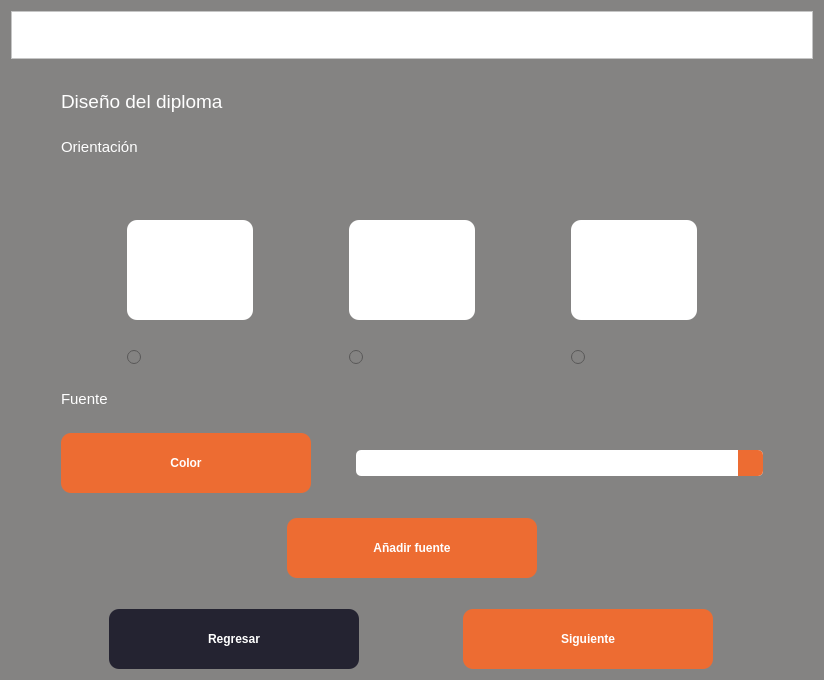
Above: ui/SeleccionTemplate.ui from RicarlOz/DiplomaGenerator before the change. Below: the same form after it.
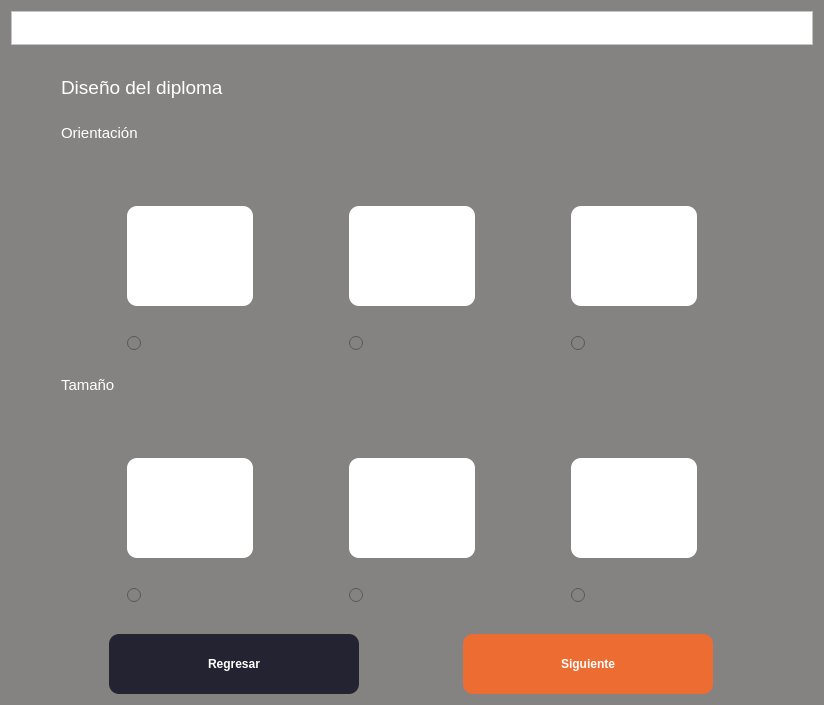
That is the form after the change. Icons and pictures are not drawn.

Commit message: Color, Size, Font para cada Campo (UI)

```diff
--- a/ui/SeleccionTemplate.ui
+++ b/ui/SeleccionTemplate.ui
@@ -148,6 +148,15 @@
        </color>
       </brush>
      </colorrole>
+     <colorrole role="PlaceholderText">
+      <brush brushstyle="NoBrush">
+       <color alpha="128">
+        <red>255</red>
+        <green>255</green>
+        <blue>255</blue>
+       </color>
+      </brush>
+     </colorrole>
     </active>
     <inactive>
      <colorrole role="WindowText">
@@ -285,6 +294,15 @@
        </color>
       </brush>
      </colorrole>
+     <colorrole role="PlaceholderText">
+      <brush brushstyle="NoBrush">
+       <color alpha="128">
+        <red>255</red>
+        <green>255</green>
+        <blue>255</blue>
+       </color>
+      </brush>
+     </colorrole>
     </inactive>
     <disabled>
      <colorrole role="WindowText">
@@ -422,6 +440,15 @@
        </color>
       </brush>
      </colorrole>
+     <colorrole role="PlaceholderText">
+      <brush brushstyle="NoBrush">
+       <color alpha="128">
+        <red>255</red>
+        <green>255</green>
+        <blue>255</blue>
+       </color>
+      </brush>
+     </colorrole>
     </disabled>
    </palette>
   </property>
@@ -750,121 +777,195 @@
           </font>
          </property>
          <property name="text">
-          <string>Fuente</string>
+          <string>Tamaño</string>
          </property>
         </widget>
        </item>
        <item>
-        <layout class="QHBoxLayout" name="horizontalLayout_4">
+        <widget class="QLabel" name="label_8">
+         <property name="maximumSize">
+          <size>
+           <width>700</width>
+           <height>30</height>
+          </size>
+         </property>
+         <property name="frameShape">
+          <enum>QFrame::NoFrame</enum>
+         </property>
+         <property name="text">
+          <string/>
+         </property>
+         <property name="pixmap">
+          <pixmap>../images/sizes.png</pixmap>
+         </property>
+         <property name="scaledContents">
+          <bool>true</bool>
+         </property>
+         <property name="alignment">
+          <set>Qt::AlignCenter</set>
+         </property>
+        </widget>
+       </item>
+       <item>
+        <layout class="QHBoxLayout" name="horizontalLayout_3" stretch="1,1,1">
          <property name="spacing">
-          <number>45</number>
+          <number>30</number>
          </property>
          <item>
-          <widget class="QPushButton" name="btnColor">
-           <property name="sizePolicy">
-            <sizepolicy hsizetype="Maximum" vsizetype="Fixed">
-             <horstretch>0</horstretch>
-             <verstretch>0</verstretch>
-            </sizepolicy>
-           </property>
-           <property name="minimumSize">
-            <size>
-             <width>250</width>
-             <height>60</height>
-            </size>
-           </property>
-           <property name="font">
-            <font>
-             <pointsize>9</pointsize>
-             <weight>75</weight>
-             <bold>true</bold>
-            </font>
-           </property>
-           <property name="styleSheet">
-            <string notr="true">background-color: rgb(237, 108, 50);
+          <layout class="QGridLayout" name="gridLayout_6">
+           <item row="0" column="0">
+            <widget class="QPushButton" name="btnCarta">
+             <property name="minimumSize">
+              <size>
+               <width>126</width>
+               <height>100</height>
+              </size>
+             </property>
+             <property name="maximumSize">
+              <size>
+               <width>126</width>
+               <height>100</height>
+              </size>
+             </property>
+             <property name="cursor">
+              <cursorShape>PointingHandCursor</cursorShape>
+             </property>
+             <property name="styleSheet">
+              <string notr="true">background-color: rgb(255, 255, 255);
 border-radius: 10px</string>
-           </property>
-           <property name="text">
-            <string>Color</string>
-           </property>
-          </widget>
+             </property>
+             <property name="text">
+              <string/>
+             </property>
+             <property name="icon">
+              <iconset>
+               <normaloff>../images/Carta.png</normaloff>../images/Carta.png</iconset>
+             </property>
+             <property name="iconSize">
+              <size>
+               <width>250</width>
+               <height>100</height>
+              </size>
+             </property>
+            </widget>
+           </item>
+           <item row="1" column="0">
+            <widget class="QRadioButton" name="rbCarta">
+             <property name="text">
+              <string/>
+             </property>
+             <attribute name="buttonGroup">
+              <string notr="true">btnGroupTamaSize</string>
+             </attribute>
+            </widget>
+           </item>
+          </layout>
          </item>
          <item>
-          <widget class="QComboBox" name="cbFont">
-           <property name="styleSheet">
-            <string notr="true">QComboBox{
-    border: none;
-    border-radius: 5px;
-    background-color: rgb(255, 255, 255);
-    color: rgb(0, 0, 0);
-    padding: 5px; 
-}
-
-QComboBox::drop-down{
-    background-color: rgb(237, 108, 50);
-    border: none;
-    width: 25px;
-    border-top-right-radius: 5px;
-    border-bottom-right-radius: 5px;
-}
-
-QComboBox::down-arrow{
-    image: url(../images/chevron.png);
-    width: 14px;
-    height: 14px;
-}
-
-QListView{
-    border: none;
-    color: rgb(132, 131, 130);
-    background-color: rgb(255, 255, 255);
-    font-weight: bold;
-    selection-background-color: rgb(237, 108, 50);
-    show-decoration-selected: 1;
-    margin-left: -10px;
-    padding-left: 15px;
-}
-
-QListView::item:hover{
-    background-color: rgb(237, 108, 50);
-    border: none;
-}</string>
-           </property>
-          </widget>
+          <layout class="QGridLayout" name="gridLayout_7">
+           <item row="0" column="0">
+            <widget class="QPushButton" name="btnA4">
+             <property name="minimumSize">
+              <size>
+               <width>126</width>
+               <height>100</height>
+              </size>
+             </property>
+             <property name="maximumSize">
+              <size>
+               <width>126</width>
+               <height>100</height>
+              </size>
+             </property>
+             <property name="cursor">
+              <cursorShape>PointingHandCursor</cursorShape>
+             </property>
+             <property name="styleSheet">
+              <string notr="true">background-color: rgb(255, 255, 255);
+border-radius: 10px</string>
+             </property>
+             <property name="text">
+              <string/>
+             </property>
+             <property name="icon">
+              <iconset>
+               <normaloff>../images/A4.png</normaloff>../images/A4.png</iconset>
+             </property>
+             <property name="iconSize">
+              <size>
+               <width>200</width>
+               <height>100</height>
+              </size>
+             </property>
+            </widget>
+           </item>
+           <item row="1" column="0">
+            <widget class="QRadioButton" name="rbA4">
+             <property name="text">
+              <string/>
+             </property>
+             <attribute name="buttonGroup">
+              <string notr="true">btnGroupTamaSize</string>
+             </attribute>
+            </widget>
+           </item>
+          </layout>
          </item>
-        </layout>
-       </item>
-       <item>
-        <layout class="QHBoxLayout" name="horizontalLayout_3">
          <item>
-          <widget class="QPushButton" name="btnAddFont">
-           <property name="sizePolicy">
-            <sizepolicy hsizetype="Maximum" vsizetype="Fixed">
-             <horstretch>0</horstretch>
-             <verstretch>0</verstretch>
-            </sizepolicy>
-           </property>
-           <property name="minimumSize">
-            <size>
-             <width>250</width>
-             <height>60</height>
-            </size>
-           </property>
-           <property name="font">
-            <font>
-             <pointsize>9</pointsize>
-             <weight>75</weight>
-             <bold>true</bold>
-            </font>
-           </property>
-           <property name="styleSheet">
-            <string notr="true">background-color: rgb(237, 108, 50);
+          <layout class="QGridLayout" name="gridLayout_8">
+           <item row="0" column="0">
+            <widget class="QPushButton" name="btnOficio">
+             <property name="sizePolicy">
+              <sizepolicy hsizetype="Minimum" vsizetype="Fixed">
+               <horstretch>0</horstretch>
+               <verstretch>0</verstretch>
+              </sizepolicy>
+             </property>
+             <property name="minimumSize">
+              <size>
+               <width>126</width>
+               <height>100</height>
+              </size>
+             </property>
+             <property name="maximumSize">
+              <size>
+               <width>126</width>
+               <height>100</height>
+              </size>
+             </property>
+             <property name="cursor">
+              <cursorShape>PointingHandCursor</cursorShape>
+             </property>
+             <property name="styleSheet">
+              <string notr="true">background-color: rgb(255, 255, 255);
 border-radius: 10px</string>
-           </property>
-           <property name="text">
-            <string>Añadir fuente</string>
-           </property>
-          </widget>
+             </property>
+             <property name="text">
+              <string/>
+             </property>
+             <property name="icon">
+              <iconset>
+               <normaloff>../images/Oficio.png</normaloff>../images/Oficio.png</iconset>
+             </property>
+             <property name="iconSize">
+              <size>
+               <width>250</width>
+               <height>100</height>
+              </size>
+             </property>
+            </widget>
+           </item>
+           <item row="1" column="0">
+            <widget class="QRadioButton" name="rbOficio">
+             <property name="text">
+              <string/>
+             </property>
+             <attribute name="buttonGroup">
+              <string notr="true">btnGroupTamaSize</string>
+             </attribute>
+            </widget>
+           </item>
+          </layout>
          </item>
         </layout>
        </item>
```
Left out of the diff: 27 changed lines with no effect on the pictures. The commit also changes 8 other files.
